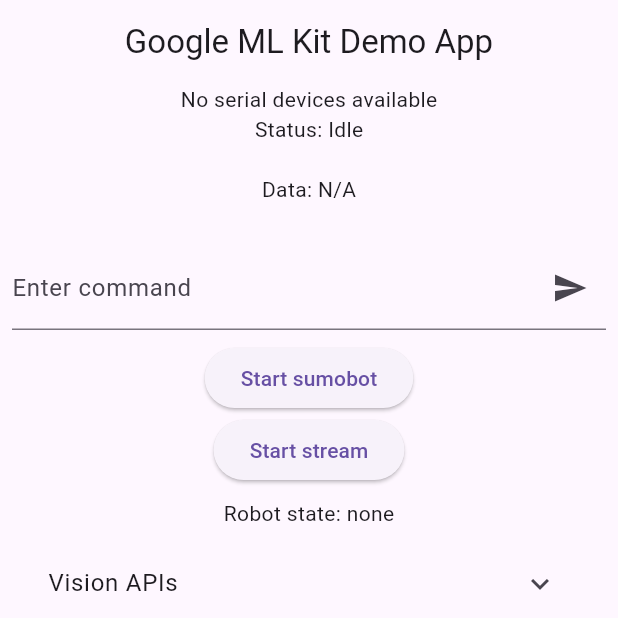
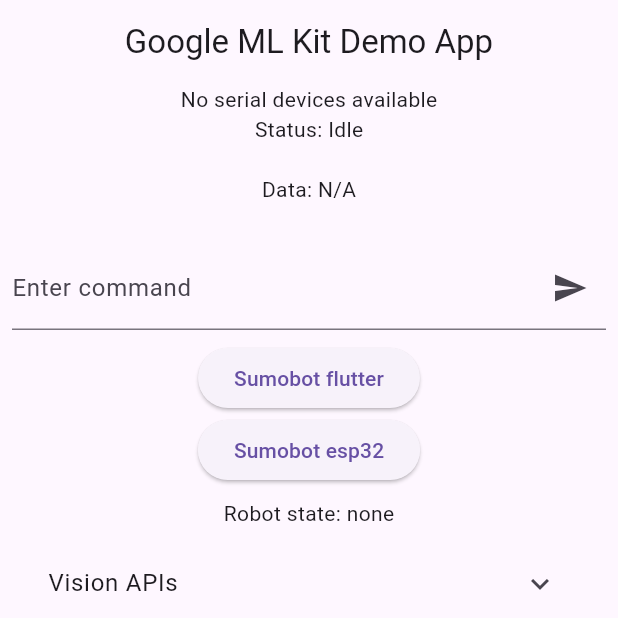
Before and after one commit to LeonelCamposM/SerialRobot, a Flutter app: the screen it shows after launch, on a phone screen of 412 x 824 dp, the top half of it. Run offline on Flutter 3.47's test engine with Material 3 defaults, Android fonts, the phone set to English and light mode, and no system bars; our stand-ins replace camera, image_picker; missing offline and left inert: google_mlkit_face_mesh_detection, google_mlkit_language_id, usb_serial.

Commit message:
prepare robot for tracking

```diff
--- a/google_ml_kit_flutter/packages/example/lib/serial_robot_views/serial_robot_view.dart
+++ b/google_ml_kit_flutter/packages/example/lib/serial_robot_views/serial_robot_view.dart
@@ -152,11 +152,11 @@
         ),
         ElevatedButton(
           onPressed: ()=> {sumoBot()},
-          child: Text('Start sumobot'),
+          child: Text('Sumobot flutter'),
         ),
         ElevatedButton(
-          onPressed: ()=> {_sendSerialData('start_stream')},
-          child: Text('Start stream'),
+          onPressed: ()=> {_sendSerialData('sumo')},
+          child: Text('Sumobot esp32'),
         ),
         Padding(
           padding: const EdgeInsets.all(8.0),
```
Also changed, not shown: google_ml_kit_flutter/packages/example/lib/vision_detector_views/object_detector_view.dart (+11 -7 lines).
